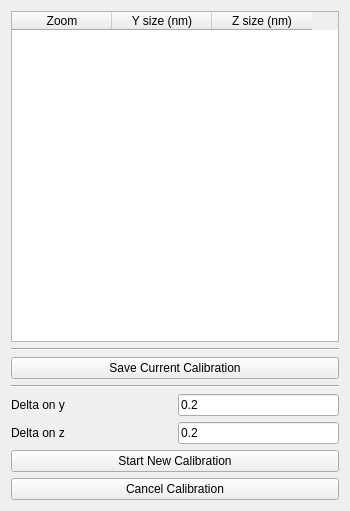
This is gui/ui_files/camera_calibration.ui in natxo14/mxcube as Qt 5 draws it before an edit. The edited form follows.
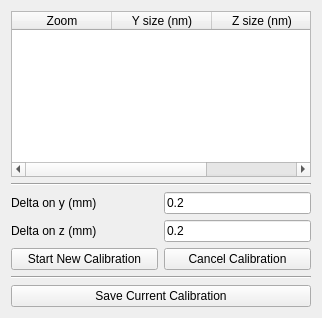
This is the edited form.

Commit message: Design change in calibration brick

What changed in the file:
```diff
--- a/gui/ui_files/camera_calibration.ui
+++ b/gui/ui_files/camera_calibration.ui
@@ -6,8 +6,8 @@
    <rect>
     <x>0</x>
     <y>0</y>
-    <width>350</width>
-    <height>511</height>
+    <width>322</width>
+    <height>318</height>
    </rect>
   </property>
   <property name="windowTitle">
@@ -48,26 +48,12 @@
        </property>
       </widget>
      </item>
-     <item>
-      <widget class="QPushButton" name="save_calibration_pushbutton">
-       <property name="text">
-        <string>Save Current Calibration</string>
-       </property>
-      </widget>
-     </item>
-     <item>
-      <widget class="Line" name="line_2">
-       <property name="orientation">
-        <enum>Qt::Horizontal</enum>
-       </property>
-      </widget>
-     </item>
      <item>
       <layout class="QHBoxLayout" name="horizontalLayout_2">
        <item>
         <widget class="QLabel" name="delta_y_label">
          <property name="text">
-          <string>Delta on y</string>
+          <string>Delta on y (mm)</string>
          </property>
         </widget>
        </item>
@@ -91,7 +77,7 @@
        <item>
         <widget class="QLabel" name="delta_z_label">
          <property name="text">
-          <string>Delta on z</string>
+          <string>Delta on z (mm)</string>
          </property>
         </widget>
        </item>
@@ -111,16 +97,34 @@
       </layout>
      </item>
      <item>
-      <widget class="QPushButton" name="start_new_calibration_pushbutton">
-       <property name="text">
-        <string>Start New Calibration</string>
+      <layout class="QHBoxLayout" name="horizontalLayout">
+       <item>
+        <widget class="QPushButton" name="start_new_calibration_pushbutton">
+         <property name="text">
+          <string>Start New Calibration</string>
+         </property>
+        </widget>
+       </item>
+       <item>
+        <widget class="QPushButton" name="cancel_calibration_pushbutton">
+         <property name="text">
+          <string>Cancel Calibration</string>
+         </property>
+        </widget>
+       </item>
+      </layout>
+     </item>
+     <item>
+      <widget class="Line" name="line_2">
+       <property name="orientation">
+        <enum>Qt::Horizontal</enum>
        </property>
       </widget>
      </item>
      <item>
-      <widget class="QPushButton" name="cancel_calibration_pushbutton">
+      <widget class="QPushButton" name="save_calibration_pushbutton">
        <property name="text">
-        <string>Cancel Calibration</string>
+        <string>Save Current Calibration</string>
        </property>
       </widget>
      </item>
```
